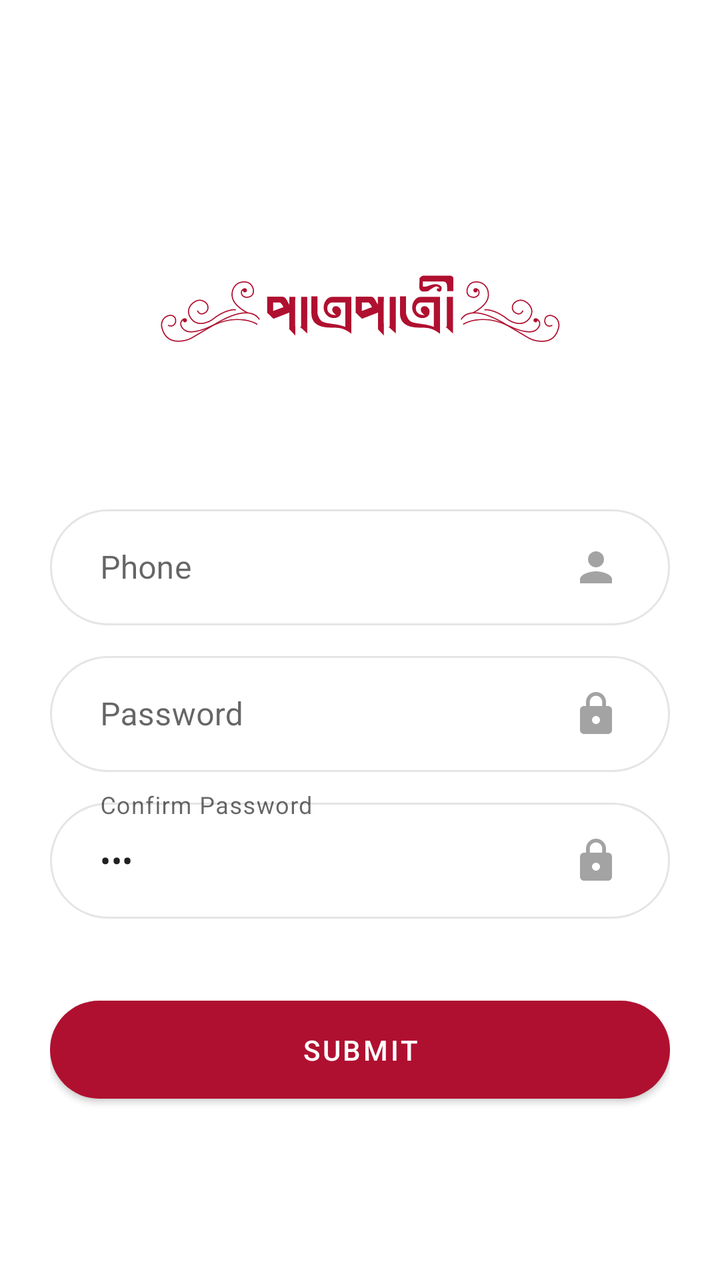
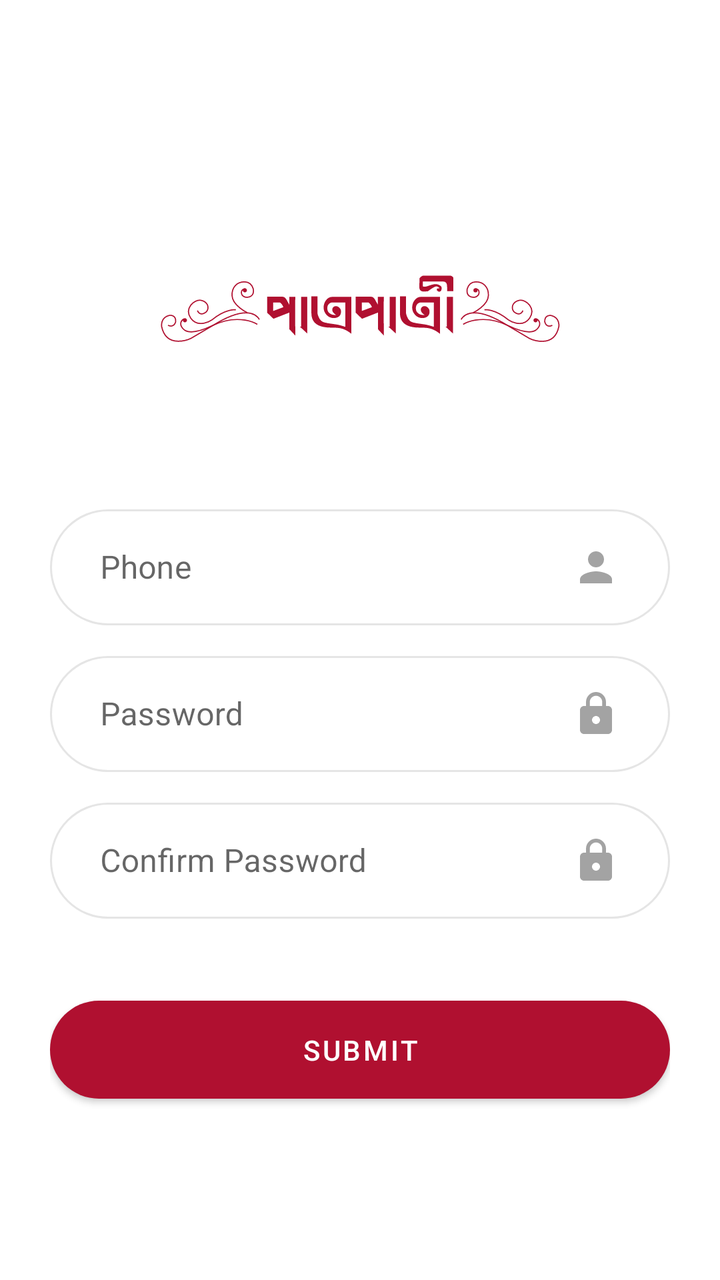

Before-and-after screenshots of an Android layout around one commit, followed by the original layout XML and the change that was made.
<!-- AndroidManifest.xml: application theme AppTheme -->
<!-- res/layout/activity_sign_up.xml -->
<?xml version="1.0" encoding="utf-8"?>
<RelativeLayout xmlns:android="http://schemas.android.com/apk/res/android"
    xmlns:app="http://schemas.android.com/apk/res-auto"
    xmlns:tools="http://schemas.android.com/tools"
    android:padding="25dp"
    android:layout_width="match_parent"
    android:layout_height="match_parent"
    tools:context=".views.activities.SignUpActivity">

    <LinearLayout
        android:layout_centerInParent="true"
        android:gravity="center"
        android:orientation="vertical"
        android:layout_width="match_parent"
        android:layout_height="wrap_content">
        <ImageView
            app:tint="@color/colorPrimary"
            android:src="@drawable/ic_logo"
            android:layout_marginBottom="25dp"
            android:layout_width="200dp"
            android:layout_height="140dp" />
        <com.google.android.material.textfield.TextInputLayout
            style="@style/Widget.MaterialComponents.TextInputLayout.OutlinedBox"
            app:boxCornerRadiusTopStart="25dp"
            app:boxCornerRadiusTopEnd="25dp"
            app:boxCornerRadiusBottomStart="25dp"
            app:boxCornerRadiusBottomEnd="25dp"
            android:layout_width="match_parent"
            android:layout_height="wrap_content">
            <EditText
                android:id="@+id/username"
                android:inputType="phone"
                android:singleLine="true"
                android:maxLength="25"
                android:hint="Phone"
                app:drawableTint="@color/colorDeepGrey"
                android:drawableEnd="@drawable/ic_baseline_person_24"
                android:background="@drawable/shape_radius_100_edit_text"
                android:layout_marginBottom="10dp"
                android:paddingStart="25dp"
                android:paddingEnd="25dp"
                android:layout_width="match_parent"
                android:layout_height="wrap_content" />
        </com.google.android.material.textfield.TextInputLayout>
        <com.google.android.material.textfield.TextInputLayout
            style="@style/Widget.MaterialComponents.TextInputLayout.OutlinedBox"
            app:boxCornerRadiusTopStart="25dp"
            app:boxCornerRadiusTopEnd="25dp"
            app:boxCornerRadiusBottomStart="25dp"
            app:boxCornerRadiusBottomEnd="25dp"
            android:layout_width="match_parent"
            android:layout_height="wrap_content">
            <EditText
                android:id="@+id/password"
                android:inputType="textWebPassword"
                android:singleLine="true"
                android:maxLength="25"
                android:hint="Password"
                app:drawableTint="@color/colorDeepGrey"
                android:drawableEnd="@drawable/ic_baseline_lock_24"
                android:background="@drawable/shape_radius_100_edit_text"
                android:paddingStart="25dp"
                android:paddingEnd="25dp"
                android:layout_marginBottom="10dp"
                android:layout_width="match_parent"
                android:layout_height="wrap_content" />
        </com.google.android.material.textfield.TextInputLayout>
        <com.google.android.material.textfield.TextInputLayout
            style="@style/Widget.MaterialComponents.TextInputLayout.OutlinedBox"
            app:boxCornerRadiusTopStart="25dp"
            app:boxCornerRadiusTopEnd="25dp"
            app:boxCornerRadiusBottomStart="25dp"
            app:boxCornerRadiusBottomEnd="25dp"
            android:layout_width="match_parent"
            android:layout_height="wrap_content">
            <EditText
                android:id="@+id/confirm_password"
                android:inputType="textWebPassword"
                android:singleLine="true"
                android:maxLength="25"
                android:hint="Confirm Password"
                android:text="123"
                app:drawableTint="@color/colorDeepGrey"
                android:drawableEnd="@drawable/ic_baseline_lock_24"
                android:background="@drawable/shape_radius_100_edit_text"
                android:paddingStart="25dp"
                android:paddingEnd="25dp"
                android:layout_width="match_parent"
                android:layout_height="wrap_content" />
        </com.google.android.material.textfield.TextInputLayout>

        <Button
            android:id="@+id/submit_button"
            android:text="Submit"
            android:textColor="@color/colorWhite"
            app:cornerRadius="25dp"
            android:padding="15dp"
            app:backgroundTint="@color/colorPrimary"
            android:layout_marginTop="35dp"
            android:layout_width="match_parent"
            android:layout_height="wrap_content" />

        
    </LinearLayout>

</RelativeLayout>
<!-- resources referenced by this layout -->
<resources>
  <color name="colorDeepGrey">#A3A3A3</color>
  <color name="colorPrimary">#B01030</color>
  <color name="colorWhite">#FFFFFF</color>
  <!-- drawable ic_baseline_lock_24 (drawable) -->
  <vector xmlns:android="http://schemas.android.com/apk/res/android"
      android:width="24dp"
      android:height="24dp"
      android:viewportWidth="24"
      android:viewportHeight="24"
      android:tint="?attr/colorControlNormal">
    <path
        android:fillColor="@android:color/white"
        android:pathData="M18,8h-1L17,6c0,-2.76 -2.24,-5 -5,-5S7,3.24 7,6v2L6,8c-1.1,0 -2,0.9 -2,2v10c0,1.1 0.9,2 2,2h12c1.1,0 2,-0.9 2,-2L20,10c0,-1.1 -0.9,-2 -2,-2zM12,17c-1.1,0 -2,-0.9 -2,-2s0.9,-2 2,-2 2,0.9 2,2 -0.9,2 -2,2zM15.1,8L8.9,8L8.9,6c0,-1.71 1.39,-3.1 3.1,-3.1 1.71,0 3.1,1.39 3.1,3.1v2z"/>
  </vector>
  <!-- drawable ic_baseline_person_24 (drawable) -->
  <vector xmlns:android="http://schemas.android.com/apk/res/android"
      android:width="24dp"
      android:height="24dp"
      android:viewportWidth="24"
      android:viewportHeight="24"
      android:tint="?attr/colorControlNormal">
    <path
        android:fillColor="@android:color/white"
        android:pathData="M12,12c2.21,0 4,-1.79 4,-4s-1.79,-4 -4,-4 -4,1.79 -4,4 1.79,4 4,4zM12,14c-2.67,0 -8,1.34 -8,4v2h16v-2c0,-2.66 -5.33,-4 -8,-4z"/>
  </vector>
  <!-- drawable ic_logo: vector/xml drawable (drawable, 7260 chars, omitted) -->
  <!-- drawable shape_radius_100_edit_text (drawable) -->
  <shape xmlns:android="http://schemas.android.com/apk/res/android">
      <stroke
          android:width="1dp"
          android:color="@color/colorMediumGrey" />
      <corners
          android:radius="100dp"/>
      <solid
          android:color="@color/colorWhite"/>
      <padding
          android:left="25dp"
          android:top="15dp"
          android:right="25dp"
          android:bottom="15dp" />
  </shape>
  <style name="AppTheme" parent="Theme.MaterialComponents.DayNight.NoActionBar">
          
          
          <item name="colorPrimary">@color/colorPrimary</item>
          <item name="colorPrimaryDark">@color/colorPrimaryDark</item>
          <item name="colorAccent">@color/colorAccent</item>
      </style>
  <color name="colorMediumGrey">#E5E5E5</color>
  <color name="colorPrimaryDark">#530918</color>
  <color name="colorAccent">#450D18</color>
</resources>

<!-- the commit's change to res/layout/activity_sign_up.xml (unified diff, before → after) -->
@@ -79,7 +79,6 @@
                 android:singleLine="true"
                 android:maxLength="25"
                 android:hint="Confirm Password"
-                android:text="123"
                 app:drawableTint="@color/colorDeepGrey"
                 android:drawableEnd="@drawable/ic_baseline_lock_24"
                 android:background="@drawable/shape_radius_100_edit_text"
